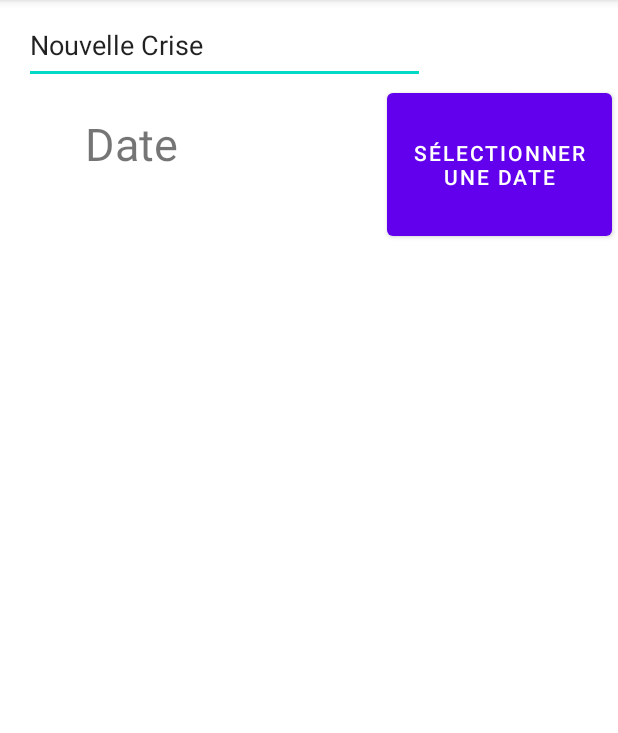
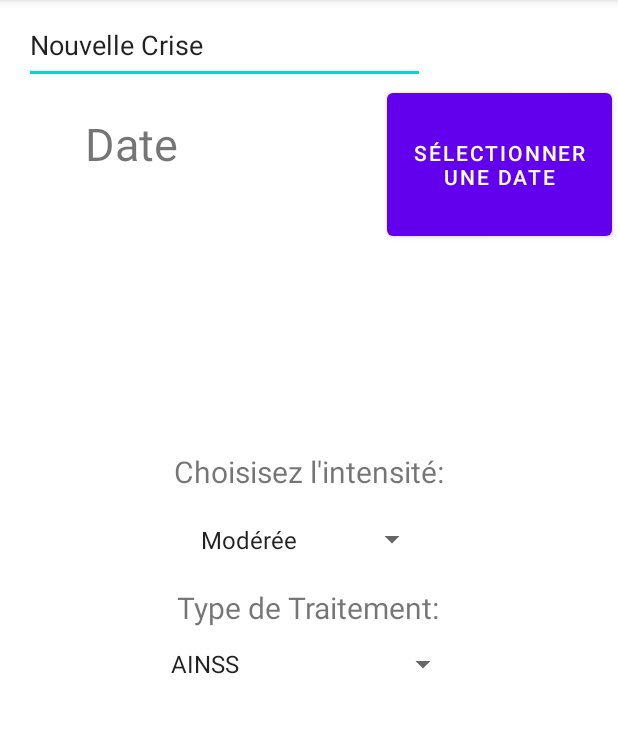
Before and after one commit to LucasVeliaBts/MigraineApp, an Android app: the screen it shows after launch (MainActivity), on a phone screen of 412 x 824 dp, the part 84-817 px from its top. Run offline under Robolectric (Android 15) with nearby library versions, the phone set to English and light mode, and no system bars.

Commit message:
Addition des spiners

```diff
--- a/app/src/main/java/com/example/migraineapp/MainActivity.kt
+++ b/app/src/main/java/com/example/migraineapp/MainActivity.kt
@@ -2,8 +2,8 @@ package com.example.migraineapp
 
 import android.app.DatePickerDialog
 import android.os.Bundle
-import android.widget.Button
-import android.widget.TextView
+import android.view.View
+import android.widget.*
 import androidx.appcompat.app.AppCompatActivity
 import java.util.*
 
@@ -11,7 +11,7 @@ class MainActivity : AppCompatActivity() {
     override fun onCreate(savedInstanceState: Bundle?) {
         super.onCreate(savedInstanceState)
         setContentView(R.layout.activity_main)
-
+        val intensites = resources.getStringArray(R.array.Intensites)
         val mPickTimeBtn = findViewById<Button>(R.id.pickDateBtn)
         val textView     = findViewById<TextView>(R.id.dateTv)
 
@@ -28,7 +28,49 @@ class MainActivity : AppCompatActivity() {
             }, year, month, day)
             dpd.show()
 
+
         }
 
+
+        // access the spinner
+        val spinner = findViewById<Spinner>(R.id.spinner)
+        if (spinner != null) {
+            val adapter = ArrayAdapter(this,
+                android.R.layout.simple_spinner_item, intensites)
+            spinner.adapter = adapter
+
+            spinner.onItemSelectedListener = object :
+                AdapterView.OnItemSelectedListener {
+                override fun onItemSelected(parent: AdapterView<*>,
+                                            view: View, position: Int, id: Long) {
+                }
+
+                override fun onNothingSelected(p0: AdapterView<*>?) {
+                    TODO("Not yet implemented")
+                }
+
+
+            }
+        }
+        val traitements = resources.getStringArray(R.array.Traitements)
+        val spinner2 = findViewById<Spinner>(R.id.spinner2)
+        if (spinner2 != null) {
+            val adapter = ArrayAdapter(this,
+                android.R.layout.simple_spinner_item, traitements)
+            spinner2.adapter = adapter
+
+            spinner2.onItemSelectedListener = object :
+                AdapterView.OnItemSelectedListener {
+                override fun onItemSelected(parent: AdapterView<*>,
+                                            view: View, position: Int, id: Long) {
+                }
+
+                override fun onNothingSelected(p0: AdapterView<*>?) {
+                    TODO("Not yet implemented")
+                }
+
+
+            }
+        }
     }
 }
--- a/app/src/main/res/layout/activity_main.xml
+++ b/app/src/main/res/layout/activity_main.xml
@@ -33,10 +33,59 @@
         android:layout_width="wrap_content"
         android:layout_height="wrap_content"
         android:layout_marginStart="16dp"
+        android:layout_marginTop="19dp"
         android:text="Date"
         android:textSize="30sp"
-        app:layout_constraintBaseline_toBaselineOf="@+id/pickDateBtn"
         app:layout_constraintEnd_toStartOf="@+id/pickDateBtn"
         app:layout_constraintHorizontal_bias="0.225"
-        app:layout_constraintStart_toStartOf="parent" />
+        app:layout_constraintStart_toStartOf="parent"
+        app:layout_constraintTop_toBottomOf="@+id/new_crise" />
+
+    <LinearLayout
+        android:orientation="vertical"
+        android:layout_width="match_parent"
+        android:layout_height="match_parent"
+        android:id="@+id/linear_layout"
+        android:gravity = "center">
+
+        <TextView
+            android:id="@+id/txtView"
+            android:layout_width="wrap_content"
+            android:layout_height="wrap_content"
+            android:text="Choisisez l'intensité:"
+            android:textSize="20dp" />
+
+        <Spinner
+            android:id="@+id/spinner"
+            android:layout_width="159dp"
+            android:layout_height="63dp"
+            android:layout_alignBottom="@id/txtView"
+            android:minHeight="48dp"
+            tools:ignore="SpeakableTextPresentCheck" />
+
+        <TextView
+            android:id="@+id/txtView3"
+            android:layout_width="wrap_content"
+            android:layout_height="wrap_content"
+            android:text="Type de Traitement:"
+            android:textSize="20dp" />
+
+        <Spinner
+            android:id="@+id/spinner2"
+            android:layout_width="wrap_content"
+            android:layout_height="wrap_content"
+            android:layout_alignBottom="@id/txtView"
+            android:minHeight="48dp"
+            tools:ignore="SpeakableTextPresentCheck" />
+
+    </LinearLayout>
+    <LinearLayout
+        android:orientation="vertical"
+        android:layout_width="match_parent"
+        android:layout_height="match_parent"
+        android:id="@+id/linear_layout3"
+        android:gravity = "center">
+
+    </LinearLayout>
+
 </androidx.constraintlayout.widget.ConstraintLayout>
--- /dev/null
+++ b/app/src/main/res/values/ids.xml
@@ -0,0 +1,4 @@
+<?xml version="1.0" encoding="utf-8"?>
+<resources>
+    <item name="spinner" type="id" />
+</resources>
--- a/app/src/main/res/values/strings.xml
+++ b/app/src/main/res/values/strings.xml
@@ -1,3 +1,14 @@
 <resources>
     <string name="app_name">MigraineApp</string>
+    <string name="selected_item">yes</string>
+    <string-array name="Intensites">
+        <item>Modérée</item>
+        <item>Intense</item>
+        <item>Insupportable</item>
+    </string-array>
+    <string-array name="Traitements">
+        <item>AINSS</item>
+        <item>Triptan</item>
+        <item>Traitement de fond</item>
+    </string-array>
 </resources>
```
